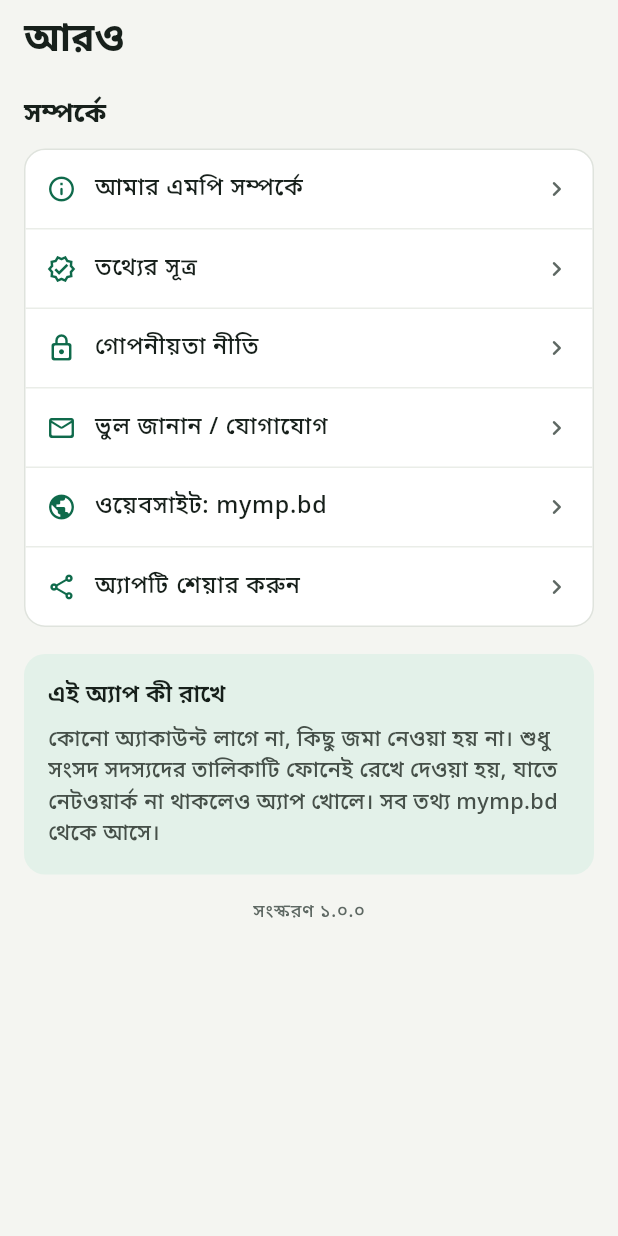
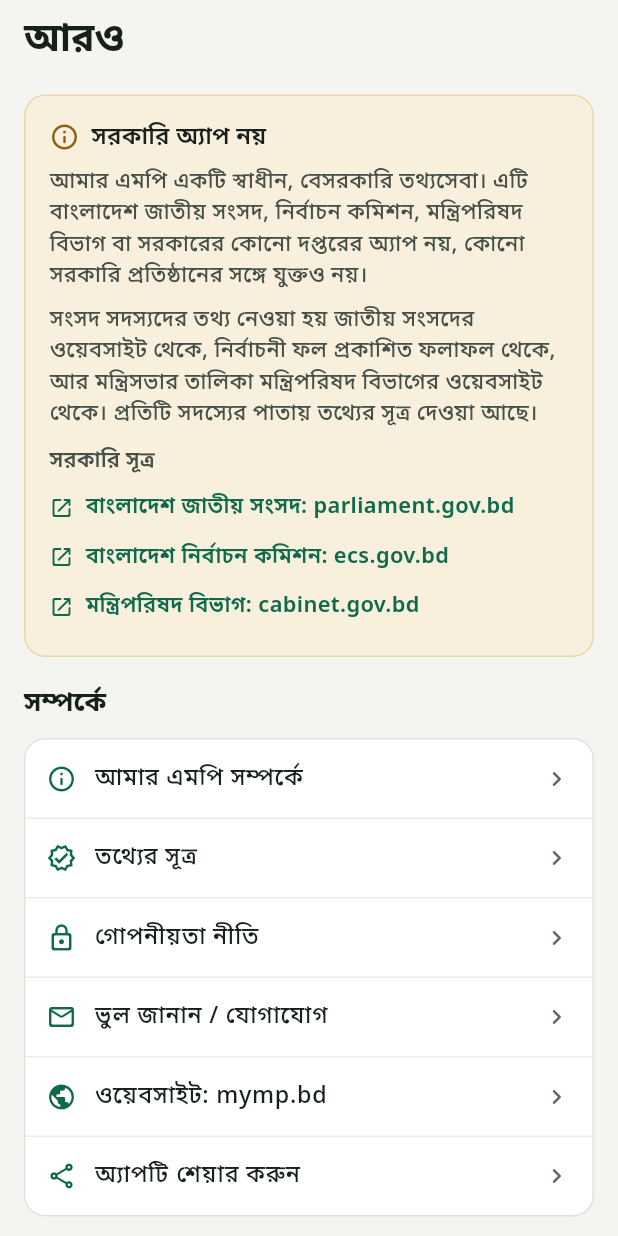
Before and after one commit to sumongetup/mymp-app, a Flutter app: the MoreScreen screen opened directly, on a phone screen of 412 x 824 dp. Run offline on Flutter 3.47's test engine with Material 3 defaults, Android fonts, the phone set to English and light mode, and no system bars; our stand-ins replace cached_network_image, share_plus, shared_preferences; accounts and stored records are empty; network calls fail.

Commit message:
feat: 1.1.0, member videos on the news tab and the non-government notice Play asks for
- The news tab opens with a row of the newest member videos, chosen as the
  website's home page chooses them: videos about a member before channel
  bulletins, at most two per member. A card opens the video on its channel;
  the member's name opens their page.
- Play requires an app showing government information to say, in the app and
  in the listing, that it does not represent the government, and to name its
  official sources. The app says so on first launch, on the member list and in
  a card on the More tab that links parliament.gov.bd, ecs.gov.bd and
  cabinet.gov.bd.
- On a member's page the photo fades before it reaches the tab names; it used
  to slide over them halfway through a scroll.
- Middle dots in the text replaced with commas.
- docs/play-listing.md rewritten for 1.1.0: the disclaimer at the top of the
  description, the app content declarations, the 12-testers-for-14-days rule,
  and ready graphics in docs/play and screenshots in docs/screenshots.

Co-Authored-By: Claude Opus 5 <noreply@anthropic.com>

```diff
--- /dev/null
+++ b/lib/disclaimer.dart
@@ -0,0 +1,118 @@
+import 'package:flutter/material.dart';
+import 'package:shared_preferences/shared_preferences.dart';
+import 'package:url_launcher/url_launcher.dart';
+
+import 'theme.dart';
+
+/// Google Play asks an app that shows government information to say, in the
+/// app and in its listing, that it does not represent the government, and to
+/// name where the information comes from. This file is that statement, in one
+/// place, and the official sources it points to.
+
+const kNotOfficial =
+    'আমার এমপি একটি স্বাধীন, বেসরকারি তথ্যসেবা। এটি বাংলাদেশ জাতীয় সংসদ, নির্বাচন কমিশন, মন্ত্রিপরিষদ বিভাগ '
+    'বা সরকারের কোনো দপ্তরের অ্যাপ নয়, কোনো সরকারি প্রতিষ্ঠানের সঙ্গে যুক্তও নয়।';
+
+const kSourcesLine =
+    'সংসদ সদস্যদের তথ্য নেওয়া হয় জাতীয় সংসদের ওয়েবসাইট থেকে, নির্বাচনী ফল প্রকাশিত ফলাফল থেকে, আর মন্ত্রিসভার তালিকা '
+    'মন্ত্রিপরিষদ বিভাগের ওয়েবসাইট থেকে। প্রতিটি সদস্যের পাতায় তথ্যের সূত্র দেওয়া আছে।';
+
+/// The official sites the information comes from, as the reader can check them.
+const kOfficialSources = <({String label, String url})>[
+  (label: 'বাংলাদেশ জাতীয় সংসদ: parliament.gov.bd', url: 'https://www.parliament.gov.bd'),
+  (label: 'বাংলাদেশ নির্বাচন কমিশন: ecs.gov.bd', url: 'https://www.ecs.gov.bd'),
+  (label: 'মন্ত্রিপরিষদ বিভাগ: cabinet.gov.bd', url: 'https://cabinet.gov.bd'),
+];
+
+Future<void> _open(String url) async {
+  final uri = Uri.tryParse(url);
+  if (uri != null) await launchUrl(uri, mode: LaunchMode.externalApplication);
+}
+
+/// The statement with the official sources as links, for the "আরও" tab.
+class DisclaimerCard extends StatelessWidget {
+  const DisclaimerCard({super.key});
+
+  @override
+  Widget build(BuildContext context) {
+    return Container(
+      padding: const EdgeInsets.all(16),
+      decoration: BoxDecoration(
+        color: AppColors.warnSoft,
+        borderRadius: BorderRadius.circular(AppSizes.radiusCard),
+        border: Border.all(color: const Color(0xFFEAD9A8)),
+      ),
+      child: Column(
+        crossAxisAlignment: CrossAxisAlignment.start,
+        children: [
+          Row(
+            children: [
+              const Icon(Icons.info_outline_rounded, size: 20, color: AppColors.warn),
+              const SizedBox(width: 8),
+              Expanded(child: Text('সরকারি অ্যাপ নয়', style: Theme.of(context).textTheme.titleMedium)),
+            ],
+          ),
+          const SizedBox(height: 8),
+          Text(kNotOfficial, style: Theme.of(context).textTheme.bodyMedium),
+          const SizedBox(height: 8),
+          Text(kSourcesLine, style: Theme.of(context).textTheme.bodyMedium),
+          const SizedBox(height: 10),
+          Text('সরকারি সূত্র', style: Theme.of(context).textTheme.titleSmall),
+          const SizedBox(height: 4),
+          for (final s in kOfficialSources)
+            InkWell(
+              onTap: () => _open(s.url),
+              child: Padding(
+                padding: const EdgeInsets.symmetric(vertical: 6),
+                child: Row(
+                  children: [
+                    const Icon(Icons.open_in_new_rounded, size: 16, color: AppColors.brand),
+                    const SizedBox(width: 8),
+                    Expanded(
+                      child: Text(
+                        s.label,
+                        style: Theme.of(context).textTheme.bodyMedium?.copyWith(color: AppColors.brand, fontWeight: FontWeight.w600),
+                      ),
+                    ),
+                  ],
+                ),
+              ),
+            ),
+        ],
+      ),
+    );
+  }
+}
+
+/// Shown once, the first time the app opens, before anything else is read.
+Future<void> showDisclaimerOnce(BuildContext context) async {
+  const key = 'not_official_notice_v1';
+  final prefs = await SharedPreferences.getInstance();
+  if (prefs.getBool(key) == true || !context.mounted) return;
+  await showDialog<void>(
+    context: context,
+    barrierDismissible: false,
+    builder: (context) => AlertDialog(
+      title: const Text('আমার এমপি সম্পর্কে', style: TextStyle(fontFamily: 'NotoSansBengali', fontWeight: FontWeight.w700)),
+      content: SingleChildScrollView(
+        child: Column(
+          mainAxisSize: MainAxisSize.min,
+          crossAxisAlignment: CrossAxisAlignment.start,
+          children: [
+            Text(kNotOfficial, style: Theme.of(context).textTheme.bodyMedium),
+            const SizedBox(height: 10),
+            Text(kSourcesLine, style: Theme.of(context).textTheme.bodyMedium),
+          ],
+        ),
+      ),
+      actions: [
+        FilledButton(
+          style: FilledButton.styleFrom(backgroundColor: AppColors.brand),
+          onPressed: () => Navigator.of(context).pop(),
+          child: const Text('বুঝেছি', style: TextStyle(fontFamily: 'NotoSansBengali', fontWeight: FontWeight.w700)),
+        ),
+      ],
+    ),
+  );
+  await prefs.setBool(key, true);
+}
--- a/lib/screens/members_screen.dart
+++ b/lib/screens/members_screen.dart
@@ -145,8 +145,12 @@ class _MembersScreenState extends State<MembersScreen> {
                   children: [
                     Text('সংসদ সদস্য', style: Theme.of(context).textTheme.displaySmall),
                     Text(
-                      '${bn(data.parliamentNo)}তম জাতীয় সংসদ · ${bn(data.members.length)} জন',
+                      '${bn(data.parliamentNo)}তম জাতীয় সংসদ, ${bn(data.members.length)} জন',
                       style: Theme.of(context).textTheme.bodySmall,
+                    ),
+                    Text(
+                      'স্বাধীন, বেসরকারি তথ্যসেবা; সরকারি অ্যাপ নয়',
+                      style: Theme.of(context).textTheme.labelSmall,
                     ),
                   ],
                 ),
--- a/lib/screens/more_screen.dart
+++ b/lib/screens/more_screen.dart
@@ -3,6 +3,7 @@ import 'package:share_plus/share_plus.dart';
 import 'package:url_launcher/url_launcher.dart';
 
 import '../api.dart';
+import '../disclaimer.dart';
 import '../bn.dart';
 import '../models.dart';
 import '../theme.dart';
@@ -30,6 +31,8 @@ class MoreScreen extends StatelessWidget {
           padding: const EdgeInsets.fromLTRB(AppSizes.pagePad, 10, AppSizes.pagePad, 32),
           children: [
             Text('আরও', style: Theme.of(context).textTheme.displaySmall),
+            const SizedBox(height: 18),
+            const DisclaimerCard(),
             const SizedBox(height: 18),
 
             if (parties.isNotEmpty) ...[
@@ -67,7 +70,7 @@ class MoreScreen extends StatelessWidget {
                     Icons.share_outlined,
                     'অ্যাপটি শেয়ার করুন',
                     () => SharePlus.instance.share(
-                      ShareParams(text: 'আমার এমপি — বাংলাদেশের সংসদ সদস্যদের তথ্য: ${Api.base}'),
+                      ShareParams(text: 'আমার এমপি: বাংলাদেশের সংসদ সদস্যদের তথ্য, ${Api.base}'),
                     ),
                   ),
                 ],
@@ -98,7 +101,7 @@ class MoreScreen extends StatelessWidget {
             const SizedBox(height: 16),
             Center(
               child: Text(
-                data == null ? 'সংস্করণ ১.০.০' : 'সংস্করণ ১.০.০ · ${bn(data.parliamentNo)}তম সংসদ',
+                data == null ? 'সংস্করণ ১.১.০' : 'সংস্করণ ১.১.০, ${bn(data.parliamentNo)}তম সংসদ',
                 style: Theme.of(context).textTheme.labelSmall,
               ),
             ),
--- a/lib/widgets.dart
+++ b/lib/widgets.dart
@@ -153,7 +153,7 @@ class MemberTile extends StatelessWidget {
                       children: [
                         Text(member.seatLabel, style: Theme.of(context).textTheme.bodySmall),
                         if (member.party != null) ...[
-                          Text(' · ', style: Theme.of(context).textTheme.bodySmall),
+                          Text(', ', style: Theme.of(context).textTheme.bodySmall),
                           Flexible(child: PartyChip(abbr: member.party, label: member.partyBn, compact: true)),
                         ],
                       ],
--- a/pubspec.yaml
+++ b/pubspec.yaml
@@ -3,7 +3,7 @@ description: "আমার এমপি — বাংলাদেশের স
 publish_to: 'none'
 
 # versionName+versionCode. Raise the build number for every upload to Play.
-version: 1.0.0+1
+version: 1.1.0+2
 
 environment:
   sdk: ^3.12.2
```
Also changed, not shown: lib/main.dart (+8 -0 lines), lib/screens/member_screen.dart (+19 -5 lines), lib/screens/news_screen.dart (+17 -3 lines), lib/screens/video_strip.dart (added, +189 -0 lines), docs/play/feature-graphic-1024x500.png (added), docs/play/icon-512.png (added), 8 other files.
